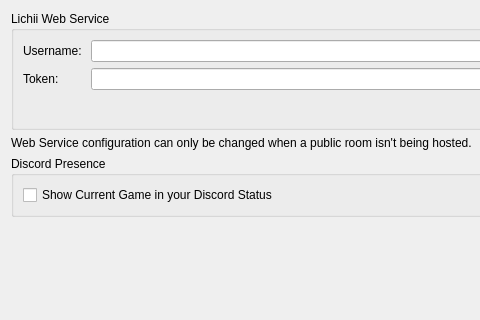
Old version of the form src/yuzu/configuration/configure_web.ui in the repository Djipi71/OOT; both pictures show x 0 to 480 and y 0 to 320 of the 926 by 561 pixel window.
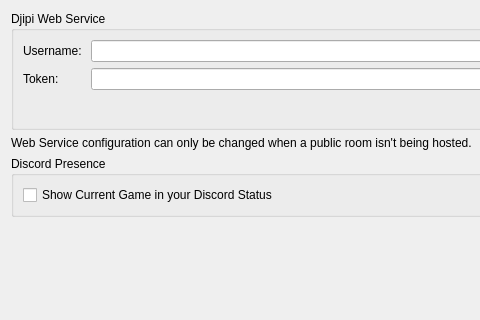
New version of the form.

Commit message:
Rebrand visible names to Djipi / OOT Remake
Window titles, dialogs, menus, hotkey label, version ("Djipi v1", from
dist/djipi_version.txt), log banner and update repo now name Djipi / OOT Remake
instead of Lichii / Frizti. Identifiers, file names, cache directories and
source copyright notices are unchanged; the About text and README credit the
upstream projects.

```diff
--- a/src/yuzu/configuration/configure_web.ui
+++ b/src/yuzu/configuration/configure_web.ui
@@ -22,7 +22,7 @@
      <item>
       <widget class="QGroupBox" name="groupBoxWebConfig">
        <property name="title">
-        <string>Lichii Web Service</string>
+        <string>Djipi Web Service</string>
        </property>
        <layout class="QVBoxLayout" name="verticalLayoutYuzuWebService">
         <item>
```
The commit also changes 24 other files.
